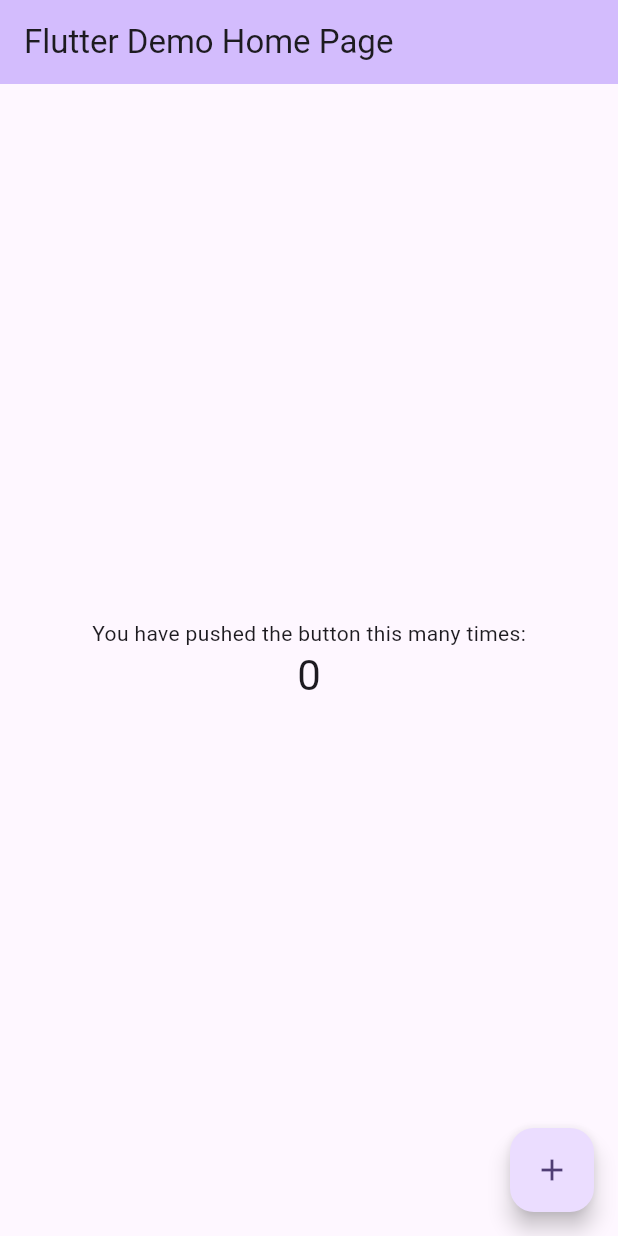
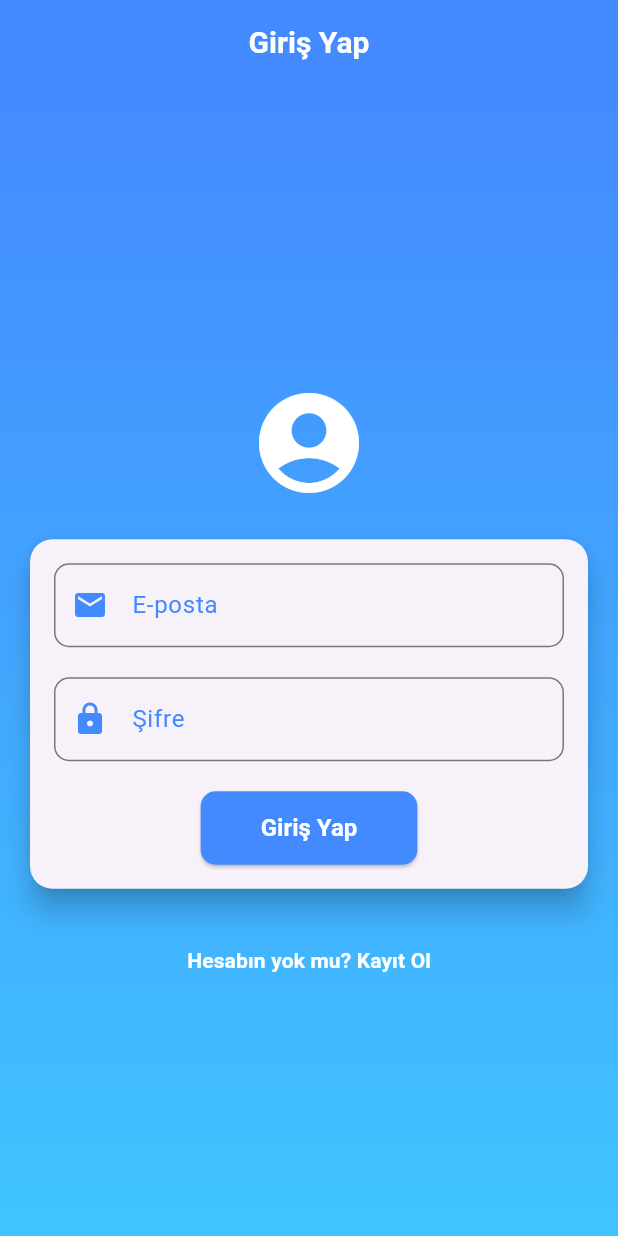
Before and after one commit to ATA10/dashboard, a Flutter app: the screen it shows after launch, on a phone screen of 412 x 824 dp. Run offline on Flutter 3.47's test engine with Material 3 defaults, Android fonts, the phone set to English and light mode, and no system bars; our stand-ins replace cloud_firestore, firebase_auth, firebase_core; accounts and stored records are empty.

Commit message:
login&signup

```diff
--- a/lib/main.dart
+++ b/lib/main.dart
@@ -1,73 +1,24 @@
+import 'package:firebase_core/firebase_core.dart';
 import 'package:flutter/material.dart';
+import 'package:flutter/services.dart';
+import 'styles/app_theme.dart';
 
-import 'services/firebase_options.dart';
+import 'screens/login_screen.dart';
 
-
-void main() {
-  runApp(const MyApp());
+void main() async {
+  WidgetsFlutterBinding.ensureInitialized();
+  await Firebase.initializeApp();
+  runApp(MyApp());
 }
 
 class MyApp extends StatelessWidget {
-  const MyApp({super.key});
-
-  // This widget is the root of your application.
   @override
   Widget build(BuildContext context) {
+  SystemChrome.setEnabledSystemUIMode(SystemUiMode.immersiveSticky);
     return MaterialApp(
-      title: 'Flutter Demo',
-      theme: ThemeData(
-        colorScheme: ColorScheme.fromSeed(seedColor: Colors.deepPurple),
-        useMaterial3: true,
-      ),
-      home: const MyHomePage(title: 'Flutter Demo Home Page'),
+      debugShowCheckedModeBanner: false,
+      theme: AppTheme.lightTheme,
+      home: LoginScreen(),
     );
   }
 }
-
-class MyHomePage extends StatefulWidget {
-  const MyHomePage({super.key, required this.title});
-
-  final String title;
-
-  @override
-  State<MyHomePage> createState() => _MyHomePageState();
-}
-
-class _MyHomePageState extends State<MyHomePage> {
-  int _counter = 0;
-
-  void _incrementCounter() {
-    setState(() {
-      _counter++;
-    });
-  }
-
-  @override
-  Widget build(BuildContext context) {
-    return Scaffold(
-      appBar: AppBar(
-        backgroundColor: Theme.of(context).colorScheme.inversePrimary,
-        title: Text(widget.title),
-      ),
-      body: Center(
-        child: Column(
-          mainAxisAlignment: MainAxisAlignment.center,
-          children: <Widget>[
-            const Text(
-              'You have pushed the button this many times:',
-            ),
-            Text(
-              '$_counter',
-              style: Theme.of(context).textTheme.headlineMedium,
-            ),
-          ],
-        ),
-      ),
-      floatingActionButton: FloatingActionButton(
-        onPressed: _incrementCounter,
-        tooltip: 'Increment',
-        child: const Icon(Icons.add),
-      ), // This trailing comma makes auto-formatting nicer for build methods.
-    );
-  }
-}
--- /dev/null
+++ b/lib/screens/login_screen.dart
@@ -0,0 +1,131 @@
+import 'package:flutter/material.dart';
+import 'package:firebase_auth/firebase_auth.dart';
+import 'home_screen.dart';
+import 'signup_screen.dart';
+import '../services/auth_service.dart'; // AuthService içe aktarılıyor
+import '../styles/text_styles.dart';
+import '../styles/button_styles.dart';
+
+class LoginScreen extends StatefulWidget {
+  @override
+  _LoginScreenState createState() => _LoginScreenState();
+}
+
+class _LoginScreenState extends State<LoginScreen> {
+  final AuthService _authService = AuthService();
+  final TextEditingController _emailController = TextEditingController();
+  final TextEditingController _passwordController = TextEditingController();
+
+  /// Kullanıcı giriş yapma fonksiyonu
+  Future<void> _signIn() async {
+    try {
+      User? user = await _authService.signInWithEmail(
+        _emailController.text,
+        _passwordController.text,
+      );
+
+      if (user != null) {
+        Navigator.pushReplacement(
+          context,
+          MaterialPageRoute(builder: (context) => HomeScreen()),
+        );
+      }
+    } catch (error) {
+      ScaffoldMessenger.of(context).showSnackBar(
+        SnackBar(content: Text("Hata: $error")),
+      );
+    }
+  }
+
+  @override
+  Widget build(BuildContext context) {
+    return Scaffold(
+      resizeToAvoidBottomInset: true,
+      appBar: AppBar(
+        title: Text("Giriş Yap", style: TextStyles.appBarTitle),
+      ),
+      body: LayoutBuilder(
+        builder: (context, constraints) {
+          return SingleChildScrollView(
+            child: ConstrainedBox(
+              constraints: BoxConstraints(minHeight: constraints.maxHeight),
+              child: Container(
+                decoration: BoxDecoration(
+                  gradient: LinearGradient(
+                    begin: Alignment.topCenter,
+                    end: Alignment.bottomCenter,
+                    colors: [Colors.blueAccent, Colors.lightBlueAccent],
+                  ),
+                ),
+                child: Padding(
+                  padding: const EdgeInsets.all(16.0),
+                  child: Column(
+                    mainAxisAlignment: MainAxisAlignment.center,
+                    children: [
+                      SizedBox(height: 50),
+                      Icon(
+                        Icons.account_circle,
+                        size: 80,
+                        color: Colors.white,
+                      ),
+                      SizedBox(height: 20),
+                      Card(
+                        elevation: 8,
+                        shape: RoundedRectangleBorder(
+                          borderRadius: BorderRadius.circular(15),
+                        ),
+                        child: Padding(
+                          padding: const EdgeInsets.all(16.0),
+                          child: Column(
+                            children: [
+                              TextField(
+                                controller: _emailController,
+                                decoration: InputDecoration(
+                                  labelText: "E-posta",
+                                  prefixIcon: Icon(Icons.email),
+                                ),
+                              ),
+                              SizedBox(height: 20),
+                              TextField(
+                                controller: _passwordController,
+                                decoration: InputDecoration(
+                                  labelText: "Şifre",
+                                  prefixIcon: Icon(Icons.lock),
+                                ),
+                                obscureText: true,
+                              ),
+                              SizedBox(height: 20),
+                              ElevatedButton(
+                                onPressed: _signIn,
+                                style: ButtonStyles.primaryButton,
+                                child: Text("Giriş Yap", style: TextStyles.buttonText),
+                              ),
+                            ],
+                          ),
+                        ),
+                      ),
+                      SizedBox(height: 20),
+                      TextButton(
+                        onPressed: () {
+                          Navigator.push(
+                            context,
+                            MaterialPageRoute(builder: (context) => SignUpScreen()),
+                          );
+                        },
+                        child: Text(
+                          "Hesabın yok mu? Kayıt Ol",
+                          style: TextStyles.linkText,
+                        ),
+                      ),
+                      SizedBox(height: 10),
+                    ],
+                  ),
+                ),
+              ),
+            ),
+          );
+        },
+      ),
+    );
+  }
+}
--- /dev/null
+++ b/lib/styles/app_theme.dart
@@ -0,0 +1,50 @@
+import 'package:flutter/material.dart';
+
+class AppTheme {
+  static ThemeData get lightTheme {
+    return ThemeData(
+      primaryColor: Colors.blueAccent,
+      scaffoldBackgroundColor: Colors.white,
+      appBarTheme: AppBarTheme(
+        backgroundColor: Colors.blueAccent,
+        elevation: 0,
+        centerTitle: true,
+        titleTextStyle: TextStyle(
+          color: Colors.white,
+          fontSize: 20,
+          fontWeight: FontWeight.bold,
+        ),
+      ),
+      textTheme: TextTheme(
+        bodyLarge: TextStyle(color: Colors.black87),
+        bodyMedium: TextStyle(color: Colors.black87),
+        titleLarge: TextStyle(color: Colors.black87, fontWeight: FontWeight.bold),
+      ),
+      elevatedButtonTheme: ElevatedButtonThemeData(
+        style: ElevatedButton.styleFrom(
+          backgroundColor: Colors.blueAccent,
+          padding: EdgeInsets.symmetric(horizontal: 40, vertical: 15),
+          shape: RoundedRectangleBorder(
+            borderRadius: BorderRadius.circular(10),
+          ),
+          textStyle: TextStyle(
+            color: Colors.white,
+            fontSize: 16,
+            fontWeight: FontWeight.bold,
+          ),
+        ),
+      ),
+      inputDecorationTheme: InputDecorationTheme(
+        border: OutlineInputBorder(
+          borderRadius: BorderRadius.circular(10),
+        ),
+        focusedBorder: OutlineInputBorder(
+          borderRadius: BorderRadius.circular(10),
+          borderSide: BorderSide(color: Colors.blueAccent, width: 2),
+        ),
+        labelStyle: TextStyle(color: Colors.blueAccent),
+        prefixIconColor: Colors.blueAccent,
+      ),
+    );
+  }
+}
--- /dev/null
+++ b/lib/styles/button_styles.dart
@@ -0,0 +1,13 @@
+import 'package:flutter/material.dart';
+
+class ButtonStyles {
+  static ButtonStyle get primaryButton {
+    return ElevatedButton.styleFrom(
+      backgroundColor: Colors.blueAccent,
+      padding: EdgeInsets.symmetric(horizontal: 40, vertical: 15),
+      shape: RoundedRectangleBorder(
+        borderRadius: BorderRadius.circular(10),
+      ),
+    );
+  }
+}
--- /dev/null
+++ b/lib/styles/text_styles.dart
@@ -0,0 +1,27 @@
+import 'package:flutter/material.dart';
+
+class TextStyles {
+  static TextStyle get appBarTitle {
+    return TextStyle(
+      color: Colors.white,
+      fontSize: 20,
+      fontWeight: FontWeight.bold,
+    );
+  }
+
+  static TextStyle get buttonText {
+    return TextStyle(
+      color: Colors.white,
+      fontSize: 16,
+      fontWeight: FontWeight.bold,
+    );
+  }
+
+  static TextStyle get linkText {
+    return TextStyle(
+      color: Colors.white,
+      fontSize: 14,
+      fontWeight: FontWeight.bold,
+    );
+  }
+}
```
Also changed, not shown: lib/screens/home_screen.dart (added, +24 -0 lines), lib/screens/signup_screen.dart (added, +131 -0 lines), lib/services/auth_service.dart (added, +52 -0 lines), lib/services/passReset.dart (deleted, +0 -76 lines), lib/widgets/custom_appbar.dart (added, +33 -0 lines), lib/widgets/expandable_card.dart (added, +87 -0 lines), pubspec.yaml (+4 -3 lines), pubspec.lock, 1 other file.
